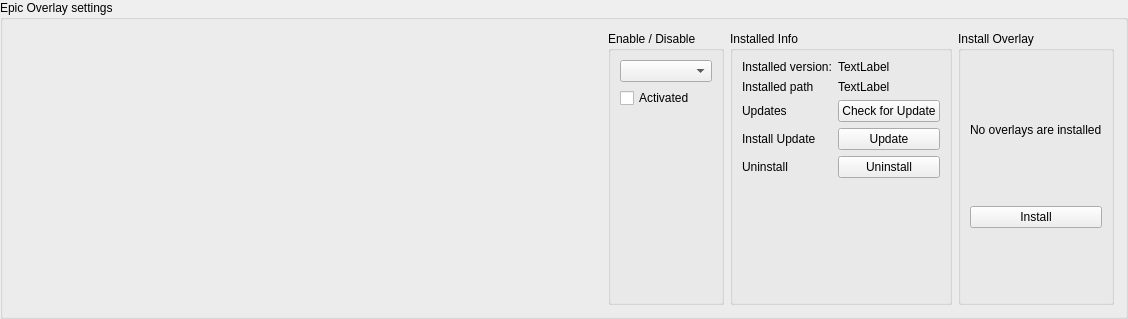
Above: rare/ui/components/tabs/settings/eos_widget.ui from RareDevs/Rare before the change. Below: the same form after it.
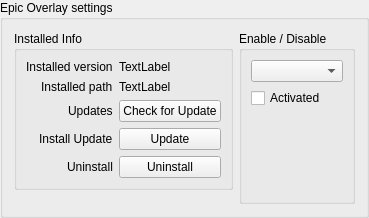
That is the form after the change. The open tabs and pages were chosen to show the change.

Commit message: LegendarySettings: Add Ubisoft and EOS widget to the left layout only

Patch:
```diff
--- a/rare/ui/components/tabs/settings/eos_widget.ui
+++ b/rare/ui/components/tabs/settings/eos_widget.ui
@@ -6,84 +6,58 @@
             <rect>
                 <x>0</x>
                 <y>0</y>
-                <width>1128</width>
-                <height>319</height>
-            </rect>
-        </property>
+    <width>364</width>
+    <height>218</height>
+   </rect>
+  </property>
+  <property name="sizePolicy">
+   <sizepolicy hsizetype="Preferred" vsizetype="Maximum">
+    <horstretch>0</horstretch>
+    <verstretch>0</verstretch>
+   </sizepolicy>
+  </property>
         <property name="windowTitle">
             <string notr="true">GroupBox</string>
         </property>
         <property name="title">
             <string>Epic Overlay settings</string>
         </property>
-        <layout class="QHBoxLayout" name="horizontalLayout">
+  <layout class="QHBoxLayout" name="eos_layout">
+   <property name="sizeConstraint">
+    <enum>QLayout::SetDefaultConstraint</enum>
+   </property>
             <item>
                 <widget class="QStackedWidget" name="info_stack">
                     <property name="currentIndex">
-                        <number>-1</number>
-                    </property>
-                </widget>
-            </item>
-            <item>
-                <widget class="QGroupBox" name="enable_gb">
-                    <property name="sizePolicy">
-                        <sizepolicy hsizetype="Maximum" vsizetype="Preferred">
-                            <horstretch>0</horstretch>
-                            <verstretch>0</verstretch>
-                        </sizepolicy>
-                    </property>
-                    <property name="title">
-                        <string>Enable / Disable</string>
-                    </property>
-                    <layout class="QVBoxLayout" name="verticalLayout">
+      <number>1</number>
+     </property>
+     <widget class="QWidget" name="installed_info_page">
+      <layout class="QVBoxLayout" name="installed_info_page_layout">
+       <property name="leftMargin">
+        <number>0</number>
+       </property>
+       <property name="topMargin">
+        <number>0</number>
+       </property>
+       <property name="rightMargin">
+        <number>0</number>
+       </property>
+       <property name="bottomMargin">
+        <number>0</number>
+       </property>
                         <item alignment="Qt::AlignTop">
-                            <widget class="QComboBox" name="select_pfx_combo"/>
-                        </item>
-                        <item>
-                            <widget class="QCheckBox" name="enabled_cb">
-                                <property name="text">
-                                    <string>Activated</string>
-                                </property>
-                            </widget>
-                        </item>
-                        <item>
-                            <widget class="QLabel" name="enabled_info_label">
-                                <property name="font">
-                                    <font>
-                                        <italic>true</italic>
-                                    </font>
-                                </property>
-                                <property name="text">
-                                    <string/>
-                                </property>
-                            </widget>
-                        </item>
-                        <item>
-                            <spacer name="verticalSpacer">
-                                <property name="orientation">
-                                    <enum>Qt::Vertical</enum>
-                                </property>
-                                <property name="sizeHint" stdset="0">
-                                    <size>
-                                        <width>20</width>
-                                        <height>40</height>
-                                    </size>
-                                </property>
-                            </spacer>
-                        </item>
-                    </layout>
-                </widget>
-            </item>
-            <item>
                 <widget class="QGroupBox" name="installed_info_gb">
                     <property name="title">
                         <string>Installed Info</string>
                     </property>
-                    <layout class="QFormLayout" name="formLayout">
+         <layout class="QFormLayout" name="installed_info_layout">
+          <property name="labelAlignment">
+           <set>Qt::AlignRight|Qt::AlignTrailing|Qt::AlignVCenter</set>
+          </property>
                         <item row="0" column="0">
                             <widget class="QLabel" name="installed_version_info_lbl">
                                 <property name="text">
-                                    <string>Installed version:</string>
+             <string>Installed version</string>
                                 </property>
                             </widget>
                         </item>
@@ -189,7 +163,23 @@
                     </layout>
                 </widget>
             </item>
-            <item>
+      </layout>
+     </widget>
+     <widget class="QWidget" name="install_overlay_page">
+      <layout class="QVBoxLayout" name="install_overlay_page_layout">
+       <property name="leftMargin">
+        <number>0</number>
+       </property>
+       <property name="topMargin">
+        <number>0</number>
+       </property>
+       <property name="rightMargin">
+        <number>0</number>
+       </property>
+       <property name="bottomMargin">
+        <number>0</number>
+       </property>
+       <item alignment="Qt::AlignTop">
                 <widget class="QGroupBox" name="install_overlay_gb">
                     <property name="title">
                         <string>Install Overlay</string>
@@ -212,6 +202,47 @@
                             <widget class="QPushButton" name="install_button">
                                 <property name="text">
                                     <string>Install</string>
+            </property>
+           </widget>
+          </item>
+         </layout>
+        </widget>
+       </item>
+      </layout>
+     </widget>
+    </widget>
+   </item>
+   <item>
+    <widget class="QGroupBox" name="enable_gb">
+     <property name="sizePolicy">
+      <sizepolicy hsizetype="Maximum" vsizetype="Preferred">
+       <horstretch>0</horstretch>
+       <verstretch>0</verstretch>
+      </sizepolicy>
+     </property>
+     <property name="title">
+      <string>Enable / Disable</string>
+     </property>
+     <layout class="QVBoxLayout" name="enable_layout" stretch="0,0,1">
+      <item>
+       <widget class="QComboBox" name="select_pfx_combo"/>
+      </item>
+      <item>
+       <widget class="QCheckBox" name="enabled_cb">
+        <property name="text">
+         <string>Activated</string>
+        </property>
+       </widget>
+      </item>
+      <item alignment="Qt::AlignTop">
+       <widget class="QLabel" name="enabled_info_label">
+        <property name="font">
+         <font>
+          <italic>true</italic>
+         </font>
+        </property>
+        <property name="text">
+         <string/>
                                 </property>
                             </widget>
                         </item>
```
Lines whose indentation alone changed are shown as unchanged. The commit also changes 5 other files.
